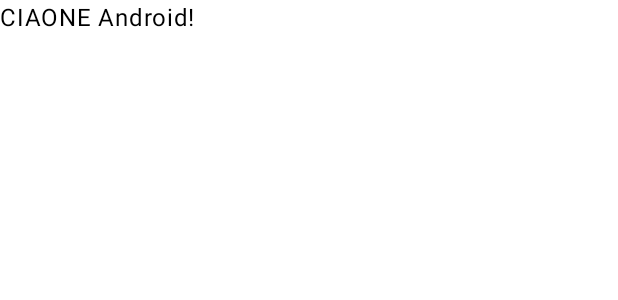
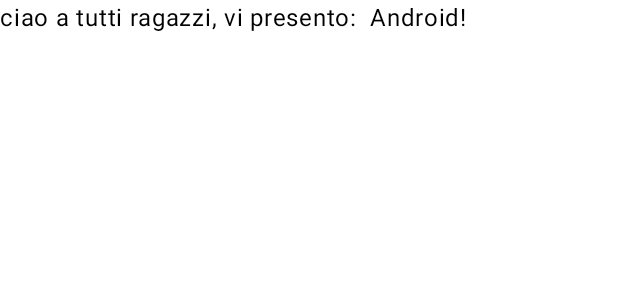
Before and after one commit to frazigg/Gestione-Ripetizioni, an Android app built with Jetpack Compose: the @Preview function GreetingPreview, on a phone screen of 412 x 824 dp. Shown: the top 300 px of the screen. Run offline under Robolectric (Android 15) with nearby library versions, the phone set to English and light mode, and no system bars.

Commit message:
Prova22 fede

```diff
--- a/app/src/main/java/com/example/gestioneripetizioni/MainActivity.kt
+++ b/app/src/main/java/com/example/gestioneripetizioni/MainActivity.kt
@@ -32,10 +32,8 @@ class MainActivity : ComponentActivity() {
 
 @Composable
 fun Greeting(name: String, modifier: Modifier = Modifier) {
-    Text(
-        text = "CIAONE $name!",
-        modifier = modifier
-    )
+    Text(text = "ciao a tutti ragazzi, vi presento:  $name!", modifier = modifier)
+
 
 
 }
```
